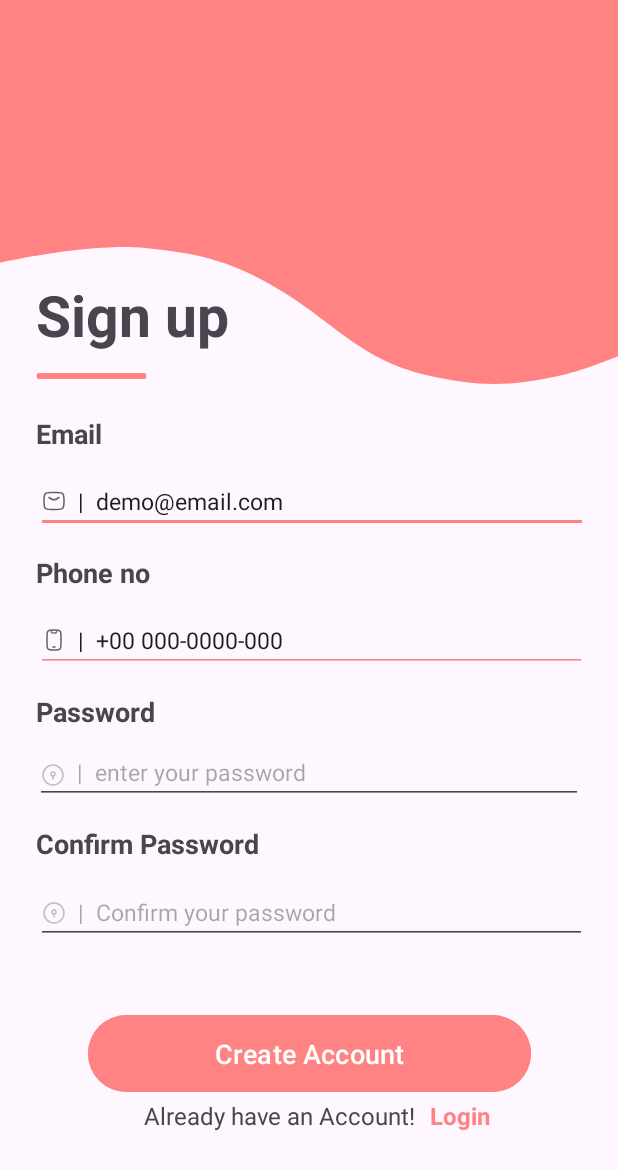
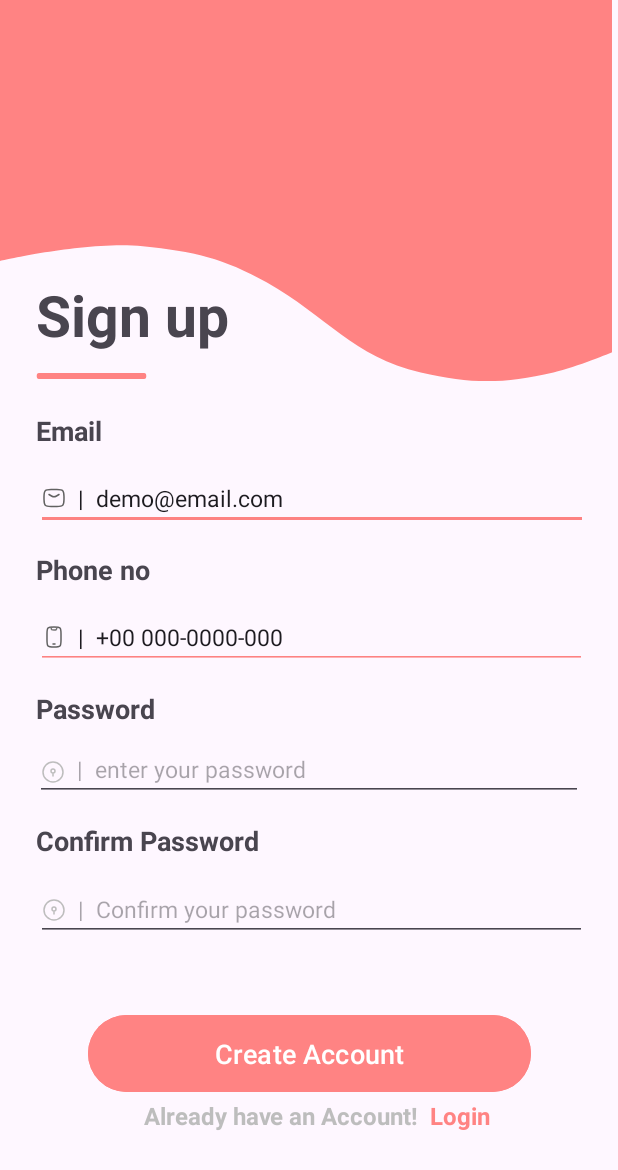
Before and after one commit to NguyenTanDat1105/BTAndroid65CLC, an Android app: the screen it shows after launch (MainActivity), on a phone screen of 412 x 824 dp. Shown: the top 1170 px of the screen. Run offline under Robolectric (Android 15) with nearby library versions, the phone set to English and light mode, and no system bars.

Commit message:
LoginScreen

```diff
--- a/LoginScreenFigma/app/src/main/res/layout/activity_main.xml
+++ b/LoginScreenFigma/app/src/main/res/layout/activity_main.xml
@@ -9,8 +9,8 @@
 
     <androidx.constraintlayout.widget.ConstraintLayout
         android:id="@+id/constraintLayout"
-        android:layout_width="414dp"
-        android:layout_height="271dp"
+        android:layout_width="408dp"
+        android:layout_height="269dp"
         android:background="@drawable/nen1"
         app:layout_constraintEnd_toEndOf="parent"
         app:layout_constraintHorizontal_bias="0.0"
@@ -179,7 +179,9 @@
         android:layout_marginStart="96dp"
         android:layout_marginBottom="68dp"
         android:text="Already have an Account!"
+        android:textColor="#BDBDBD"
         android:textSize="16dp"
+        android:textStyle="bold"
         app:layout_constraintBottom_toBottomOf="parent"
         app:layout_constraintStart_toStartOf="parent" />
 
```
